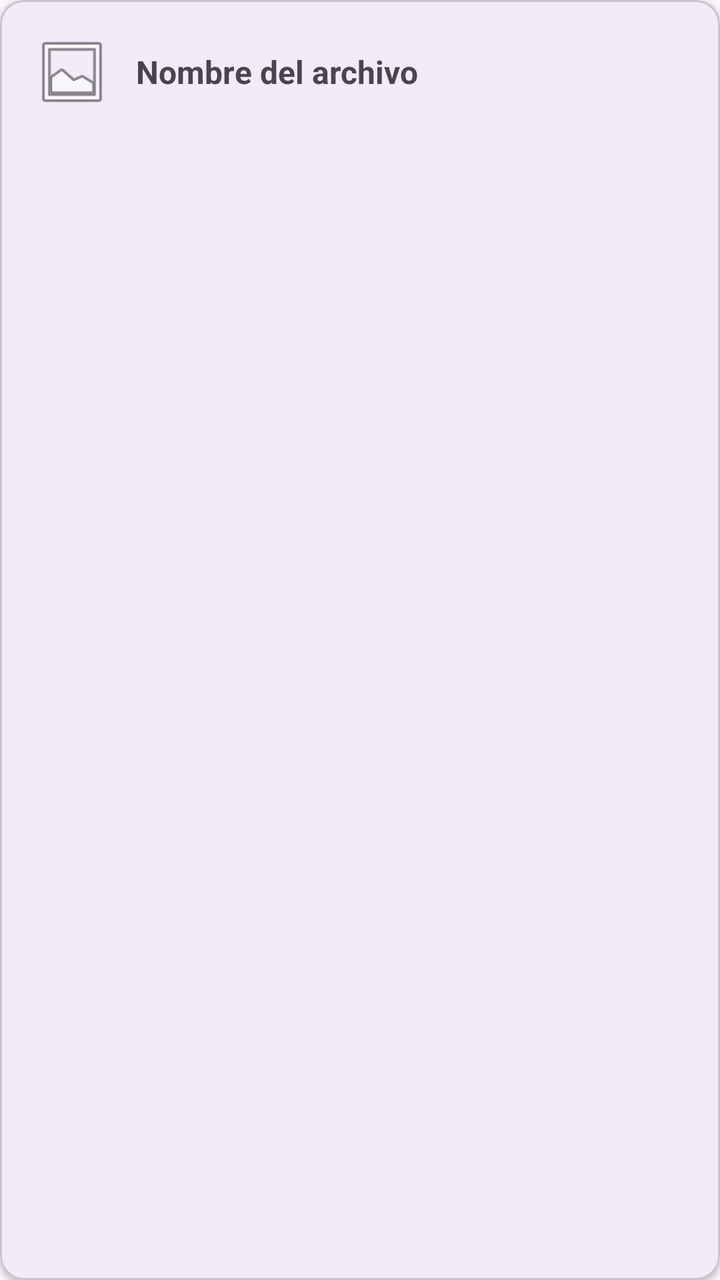
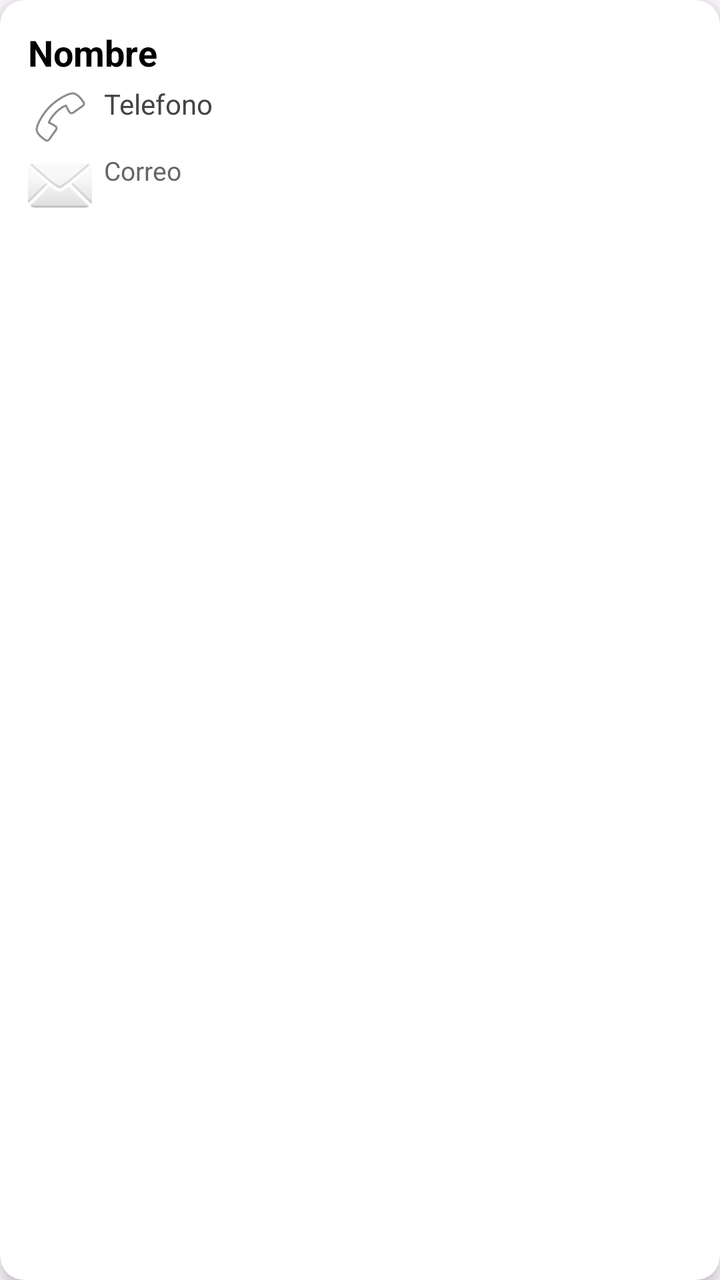

Compare the two renders of this Android layout. The source of the first and the diff that turns it into the second are given below.
<!-- AndroidManifest.xml: application theme Theme.Certificacion -->
<!-- res/layout/item_archivo.xml -->
<?xml version="1.0" encoding="utf-8"?>
<com.google.android.material.card.MaterialCardView
    xmlns:android="http://schemas.android.com/apk/res/android"
    xmlns:app="http://schemas.android.com/apk/res-auto"
    android:layout_width="match_parent"
    android:layout_height="wrap_content"
    android:layout_margin="6dp"
    app:cardCornerRadius="12dp"
    app:cardElevation="2dp">

    <LinearLayout
        android:layout_width="match_parent"
        android:layout_height="wrap_content"
        android:orientation="horizontal"
        android:padding="16dp"
        android:gravity="center_vertical">

        <ImageView
            android:layout_width="40dp"
            android:layout_height="40dp"
            android:src="@android:drawable/ic_menu_gallery" />

        <TextView
            android:id="@+id/tvNombreArchivo"
            android:layout_width="0dp"
            android:layout_height="wrap_content"
            android:layout_weight="1"
            android:layout_marginStart="12dp"
            android:text="Nombre del archivo"
            android:textStyle="bold"
            android:textSize="16sp" />
    </LinearLayout>
</com.google.android.material.card.MaterialCardView>
<!-- resources referenced by this layout -->
<resources>
  <style name="Theme.Certificacion" parent="Base.Theme.Certificacion" />
  <style name="Base.Theme.Certificacion" parent="Theme.Material3.DayNight.NoActionBar">
          
          
      </style>
</resources>

<!-- the commit's change to res/layout/item_archivo.xml (unified diff, before → after) -->
@@ -1,33 +1,47 @@
 <?xml version="1.0" encoding="utf-8"?>
-<com.google.android.material.card.MaterialCardView
-    xmlns:android="http://schemas.android.com/apk/res/android"
+<androidx.cardview.widget.CardView xmlns:android="http://schemas.android.com/apk/res/android"
     xmlns:app="http://schemas.android.com/apk/res-auto"
     android:layout_width="match_parent"
     android:layout_height="wrap_content"
-    android:layout_margin="6dp"
+    android:layout_margin="8dp"
     app:cardCornerRadius="12dp"
-    app:cardElevation="2dp">
+    app:cardElevation="4dp">
 
     <LinearLayout
         android:layout_width="match_parent"
         android:layout_height="wrap_content"
-        android:orientation="horizontal"
-        android:padding="16dp"
-        android:gravity="center_vertical">
-
-        <ImageView
-            android:layout_width="40dp"
-            android:layout_height="40dp"
-            android:src="@android:drawable/ic_menu_gallery" />
+        android:orientation="vertical"
+        android:padding="14dp">
 
         <TextView
             android:id="@+id/tvNombreArchivo"
-            android:layout_width="0dp"
+            android:layout_width="wrap_content"
             android:layout_height="wrap_content"
-            android:layout_weight="1"
-            android:layout_marginStart="12dp"
-            android:text="Nombre del archivo"
             android:textStyle="bold"
-            android:textSize="16sp" />
+            android:textSize="18sp"
+            android:textColor="#000000"
+            android:text="Nombre" />
+
+        <TextView
+            android:id="@+id/tvTelefonoArchivo"
+            android:layout_width="wrap_content"
+            android:layout_height="wrap_content"
+            android:layout_marginTop="4dp"
+            android:textSize="14sp"
+            android:textColor="#444444"
+            android:drawableStart="@android:drawable/ic_menu_call"
+            android:drawablePadding="6dp"
+            android:text="Telefono" />
+
+        <TextView
+            android:id="@+id/tvCorreoArchivo"
+            android:layout_width="wrap_content"
+            android:layout_height="wrap_content"
+            android:layout_marginTop="2dp"
+            android:textSize="13sp"
+            android:textColor="#666666"
+            android:drawableStart="@android:drawable/ic_dialog_email"
+            android:drawablePadding="6dp"
+            android:text="Correo" />
     </LinearLayout>
-</com.google.android.material.card.MaterialCardView>
+</androidx.cardview.widget.CardView>
